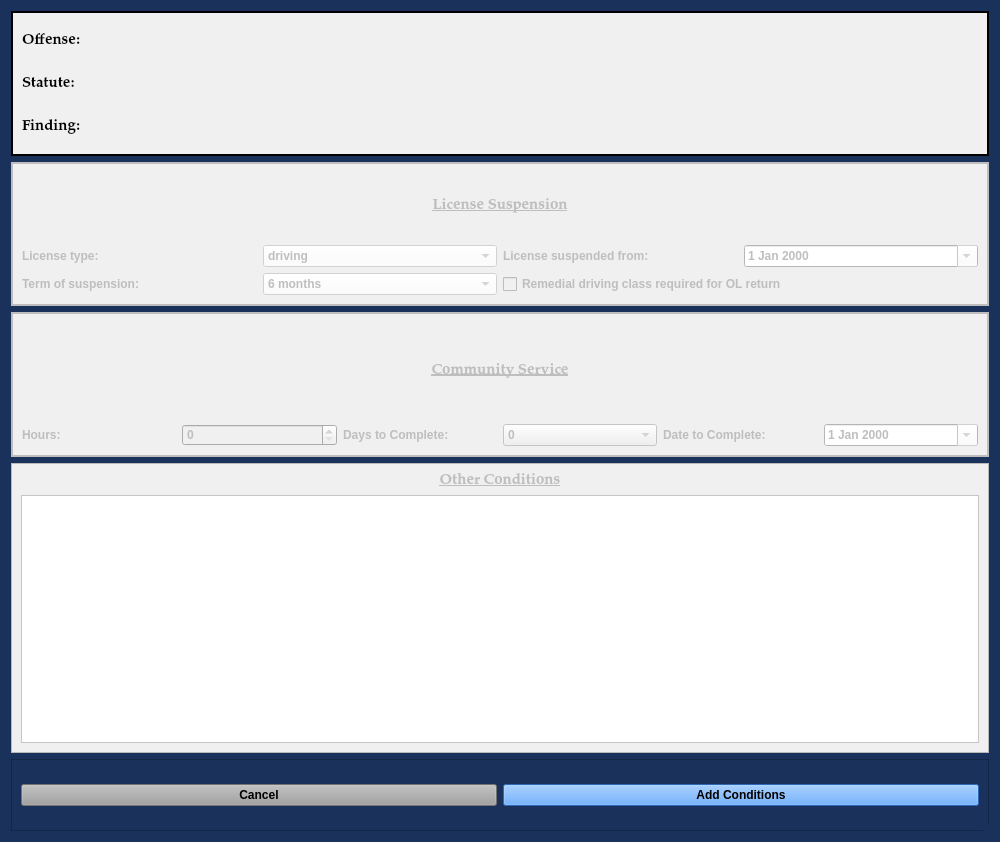
This is views/ui/AddConditionsDialog.ui in HunterProgram22/MuniEntry as Qt 5 draws it before an edit. The edited form follows.
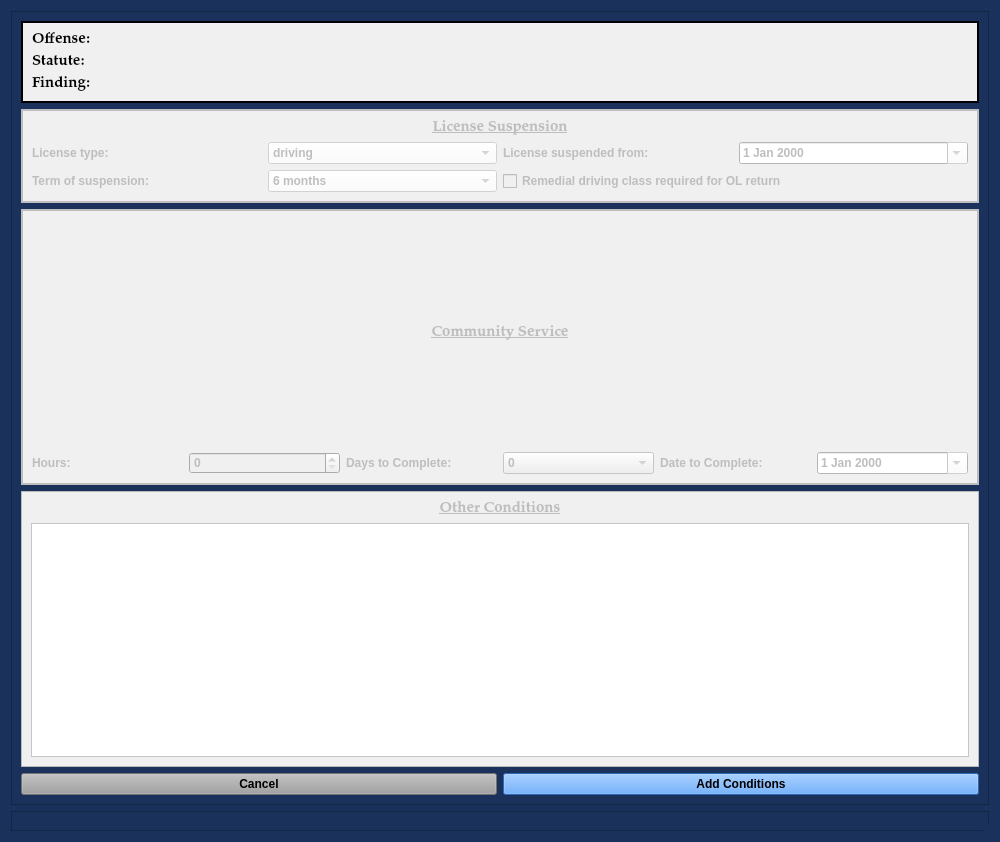
This is the edited form.

Commit message: Working on NGBond and Special Conditions.

The edit to the form file:
```diff
--- a/views/ui/AddConditionsDialog.ui
+++ b/views/ui/AddConditionsDialog.ui
@@ -151,8 +151,23 @@
   <property name="modal">
    <bool>true</bool>
   </property>
-  <layout class="QVBoxLayout" name="verticalLayout" stretch="2,2,2,4,1">
-   <item>
+  <layout class="QGridLayout" name="gridLayout_7">
+   <item row="0" column="0">
+    <widget class="QScrollArea" name="scrollArea">
+     <property name="widgetResizable">
+      <bool>true</bool>
+     </property>
+     <widget class="QWidget" name="scrollAreaWidgetContents">
+      <property name="geometry">
+       <rect>
+        <x>0</x>
+        <y>0</y>
+        <width>980</width>
+        <height>796</height>
+       </rect>
+      </property>
+      <layout class="QGridLayout" name="gridLayout_6">
+       <item row="0" column="0" colspan="2">
     <widget class="QFrame" name="frame_2">
      <property name="font">
       <font>
@@ -234,7 +249,7 @@
      </layout>
     </widget>
    </item>
-   <item>
+       <item row="1" column="0" colspan="2">
     <widget class="QFrame" name="license_suspension_frame">
      <property name="enabled">
       <bool>false</bool>
@@ -368,7 +383,7 @@
      </layout>
     </widget>
    </item>
-   <item>
+       <item row="2" column="0" colspan="2">
     <widget class="QFrame" name="community_service_frame">
      <property name="enabled">
       <bool>false</bool>
@@ -490,7 +505,7 @@
      </layout>
     </widget>
    </item>
-   <item>
+       <item row="3" column="0" colspan="2">
     <widget class="QFrame" name="other_conditions_frame">
      <property name="enabled">
       <bool>false</bool>
@@ -535,16 +550,7 @@
      </layout>
     </widget>
    </item>
-   <item>
-    <widget class="QFrame" name="frame">
-     <property name="frameShape">
-      <enum>QFrame::StyledPanel</enum>
-     </property>
-     <property name="frameShadow">
-      <enum>QFrame::Raised</enum>
-     </property>
-     <layout class="QGridLayout" name="gridLayout_5">
-      <item row="0" column="0">
+       <item row="4" column="0">
        <widget class="QPushButton" name="cancel_Button">
         <property name="focusPolicy">
          <enum>Qt::NoFocus</enum>
@@ -557,7 +563,7 @@
         </property>
        </widget>
       </item>
-      <item row="0" column="1">
+       <item row="4" column="1">
        <widget class="QPushButton" name="add_conditions_Button">
         <property name="styleSheet">
          <string notr="true">background-color: rgb(62, 146, 255)</string>
@@ -571,6 +577,18 @@
        </widget>
       </item>
      </layout>
+     </widget>
+    </widget>
+   </item>
+   <item row="1" column="0">
+    <widget class="QFrame" name="frame">
+     <property name="frameShape">
+      <enum>QFrame::StyledPanel</enum>
+     </property>
+     <property name="frameShadow">
+      <enum>QFrame::Raised</enum>
+     </property>
+     <layout class="QGridLayout" name="gridLayout_5"/>
     </widget>
    </item>
   </layout>
```
Lines whose indentation alone changed are shown as unchanged. The commit also changes 14 other files.
